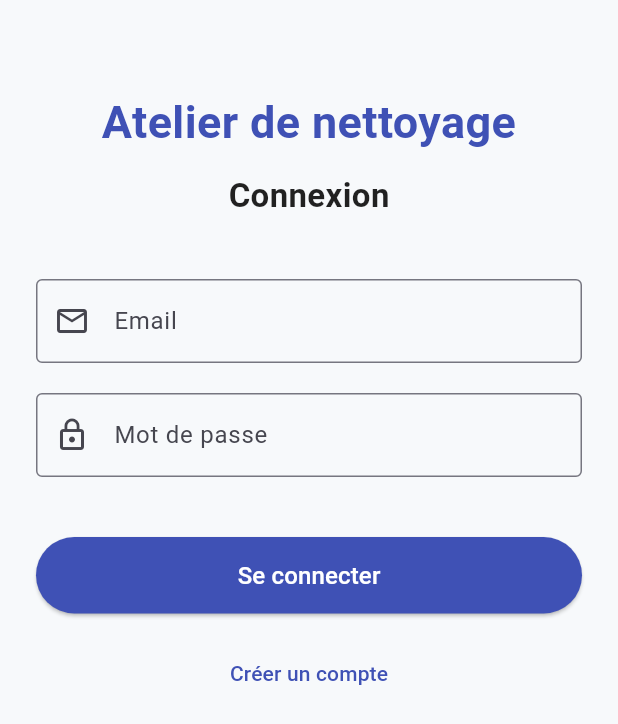
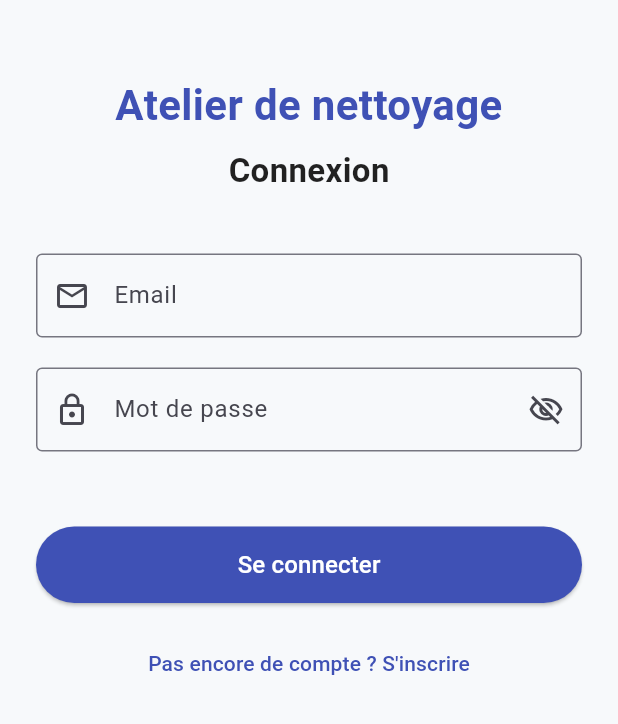
Before and after one commit to Web82-Thom/cleaning_schedule_demo, a Flutter app: the screen it shows after launch, on a phone screen of 412 x 824 dp. Shown: the top 724 px of the screen. Run offline on Flutter 3.47's test engine with Material 3 defaults, Android fonts, the phone set to English and light mode, and no system bars; our stand-ins replace cloud_firestore, firebase_auth, firebase_core, open_filex, pdf, share_plus and 1 more; accounts and stored records are empty.

Commit message:
change login methode, clean, add confirmPassword

```diff
--- a/lib/main.dart
+++ b/lib/main.dart
@@ -115,6 +115,7 @@ class CleaningScheduleApp extends StatelessWidget {
         ),
         home: const AuthWrapper(),
         routes: {
+          '/home': (context) => HomePage(),
           '/listPlace': (context) => const ListPlace(),
           '/workers': (context) => const ListWorkersPage(),
           '/createdPlanning': (context) => const EventFormPage(),
--- a/lib/screens/auth/login_page.dart
+++ b/lib/screens/auth/login_page.dart
@@ -1,7 +1,5 @@
 import 'package:flutter/material.dart';
-import 'package:firebase_auth/firebase_auth.dart';
-import 'register_page.dart';
-import '../home_page.dart';
+import 'package:cleaning_schedule/controllers/auth_controller.dart';
 
 class LoginPage extends StatefulWidget {
   const LoginPage({super.key});
@@ -11,33 +9,54 @@ class LoginPage extends StatefulWidget {
 }
 
 class _LoginPageState extends State<LoginPage> {
+  final _authController = AuthController();
   final _emailController = TextEditingController();
   final _passwordController = TextEditingController();
-  bool _isLoading = false;
+  final _confirmPasswordController = TextEditingController();
+  final _prenomController = TextEditingController();
+  final _nomController = TextEditingController();
+
+  bool _isLogin = true;
+  bool _obscurePassword = true;
+  bool _obscureConfirm = true;
   String? _errorMessage;
 
-  Future<void> _login() async {
-    setState(() {
-      _isLoading = true;
-      _errorMessage = null;
-    });
+  @override
+  void dispose() {
+    _emailController.dispose();
+    _passwordController.dispose();
+    _confirmPasswordController.dispose();
+    _prenomController.dispose();
+    _nomController.dispose();
+    super.dispose();
+  }
 
-    try {
-      await FirebaseAuth.instance.signInWithEmailAndPassword(
+  Future<void> _submit() async {
+    setState(() => _errorMessage = null);
+
+    if (_isLogin) {
+      // 🔹 Connexion
+      await _authController.loginUser(
         email: _emailController.text.trim(),
         password: _passwordController.text.trim(),
+        context: context,
       );
+    } else {
+      // 🔹 Vérification du mot de passe
+      if (_passwordController.text.trim() !=
+          _confirmPasswordController.text.trim()) {
+        setState(() => _errorMessage = "Les mots de passe ne correspondent pas.");
+        return;
+      }
 
-      if (mounted) {
-        Navigator.pushReplacement(
-          context,
-          MaterialPageRoute(builder: (_) =>  HomePage()),
-        );
-      }
-    } on FirebaseAuthException catch (e) {
-      setState(() => _errorMessage = e.message);
-    } finally {
-      if (mounted) setState(() => _isLoading = false);
+      // 🔹 Inscription
+      await _authController.registerInstructor(
+        nom: _nomController.text.trim(),
+        prenom: _prenomController.text.trim(),
+        email: _emailController.text.trim(),
+        password: _passwordController.text.trim(),
+        context: context,
+      );
     }
   }
 
@@ -46,24 +65,23 @@ class _LoginPageState extends State<LoginPage> {
     return Scaffold(
       body: SafeArea(
         child: SingleChildScrollView(
-          padding: const EdgeInsets.symmetric(horizontal: 24.0, vertical: 60.0),
+          padding: const EdgeInsets.symmetric(horizontal: 24.0, vertical: 50.0),
           child: Column(
             crossAxisAlignment: CrossAxisAlignment.center,
             children: [
-              // 🧹 Titre de l’application
               const Text(
                 'Atelier de nettoyage',
                 textAlign: TextAlign.center,
                 style: TextStyle(
-                  fontSize: 30,
+                  fontSize: 28,
                   fontWeight: FontWeight.bold,
                   color: Colors.indigo,
                 ),
               ),
-              const SizedBox(height: 12),
-              const Text(
-                'Connexion',
-                style: TextStyle(
+              const SizedBox(height: 8),
+              Text(
+                _isLogin ? "Connexion" : "Créer un compte",
+                style: const TextStyle(
                   fontSize: 22,
                   fontWeight: FontWeight.w600,
                   color: Colors.black87,
@@ -71,7 +89,31 @@ class _LoginPageState extends State<LoginPage> {
               ),
               const SizedBox(height: 40),
 
-              // 🔑 Champ Email
+              // 🔹 Si inscription, afficher nom + prénom
+              if (!_isLogin) ...[
+                TextField(
+                  controller: _nomController,
+                  keyboardType: TextInputType.name,
+                  decoration: const InputDecoration(
+                    labelText: 'Nom',
+                    border: OutlineInputBorder(),
+                    prefixIcon: Icon(Icons.person_outline),
+                  ),
+                ),
+                const SizedBox(height: 20),
+                TextField(
+                  controller: _prenomController,
+                  keyboardType: TextInputType.name,
+                  decoration: const InputDecoration(
+                    labelText: 'Prénom',
+                    border: OutlineInputBorder(),
+                    prefixIcon: Icon(Icons.person_outline),
+                  ),
+                ),
+                const SizedBox(height: 20),
+              ],
+
+              // 🔹 Email
               TextField(
                 controller: _emailController,
                 keyboardType: TextInputType.emailAddress,
@@ -83,16 +125,48 @@ class _LoginPageState extends State<LoginPage> {
               ),
               const SizedBox(height: 20),
 
-              // 🔒 Champ mot de passe
+              // 🔹 Mot de passe
               TextField(
                 controller: _passwordController,
-                obscureText: true,
-                decoration: const InputDecoration(
+                obscureText: _obscurePassword,
+                decoration: InputDecoration(
                   labelText: 'Mot de passe',
-                  border: OutlineInputBorder(),
-                  prefixIcon: Icon(Icons.lock_outline),
+                  border: const OutlineInputBorder(),
+                  prefixIcon: const Icon(Icons.lock_outline),
+                  suffixIcon: IconButton(
+                    icon: Icon(
+                      _obscurePassword
+                          ? Icons.visibility_off_outlined
+                          : Icons.visibility_outlined,
+                    ),
+                    onPressed: () =>
+                        setState(() => _obscurePassword = !_obscurePassword),
+                  ),
                 ),
               ),
+              const SizedBox(height: 20),
+
+              // 🔹 Confirmation (si inscription)
+              if (!_isLogin)
+                TextField(
+                  controller: _confirmPasswordController,
+                  obscureText: _obscureConfirm,
+                  decoration: InputDecoration(
+                    labelText: 'Confirmer le mot de passe',
+                    border: const OutlineInputBorder(),
+                    prefixIcon: const Icon(Icons.lock_outline),
+                    suffixIcon: IconButton(
+                      icon: Icon(
+                        _obscureConfirm
+                            ? Icons.visibility_off_outlined
+                            : Icons.visibility_outlined,
+                      ),
+                      onPressed: () =>
+                          setState(() => _obscureConfirm = !_obscureConfirm),
+                    ),
+                  ),
+                ),
+
               const SizedBox(height: 20),
 
               // ⚠️ Message d’erreur
@@ -101,38 +175,33 @@ class _LoginPageState extends State<LoginPage> {
                   _errorMessage!,
                   style: const TextStyle(color: Colors.red),
                 ),
-              const SizedBox(height: 20),
+              const SizedBox(height: 10),
 
-              // 🟦 Bouton connexion
+              // 🔹 Bouton principal
               SizedBox(
                 width: double.infinity,
                 child: ElevatedButton(
-                  onPressed: _isLoading ? null : _login,
+                  onPressed: _submit,
                   style: ElevatedButton.styleFrom(
                     backgroundColor: Colors.indigo,
                     padding: const EdgeInsets.symmetric(vertical: 14),
                   ),
-                  child: _isLoading
-                      ? const CircularProgressIndicator(color: Colors.white)
-                      : const Text(
-                          'Se connecter',
-                          style: TextStyle(fontSize: 16, color: Colors.white),
-                        ),
+                  child: Text(
+                    _isLogin ? "Se connecter" : "S'inscrire",
+                    style: const TextStyle(color: Colors.white, fontSize: 16),
+                  ),
                 ),
               ),
               const SizedBox(height: 16),
 
-              // 🔁 Lien vers l’inscription
+              // 🔁 Lien d’alternance
               TextButton(
-                onPressed: () {
-                  Navigator.push(
-                    context,
-                    MaterialPageRoute(builder: (_) => const RegisterPage()),
-                  );
-                },
-                child: const Text(
-                  "Créer un compte",
-                  style: TextStyle(color: Colors.indigo),
+                onPressed: () => setState(() => _isLogin = !_isLogin),
+                child: Text(
+                  _isLogin
+                      ? "Pas encore de compte ? S'inscrire"
+                      : "Déjà un compte ? Se connecter",
+                  style: const TextStyle(color: Colors.indigo),
                 ),
               ),
             ],
```
Also changed, not shown: lib/controllers/auth_controller.dart (+155 -48 lines), lib/screens/auth/register_page.dart (deleted, +0 -171 lines), lib/screens/home_page.dart (+32 -19 lines).
